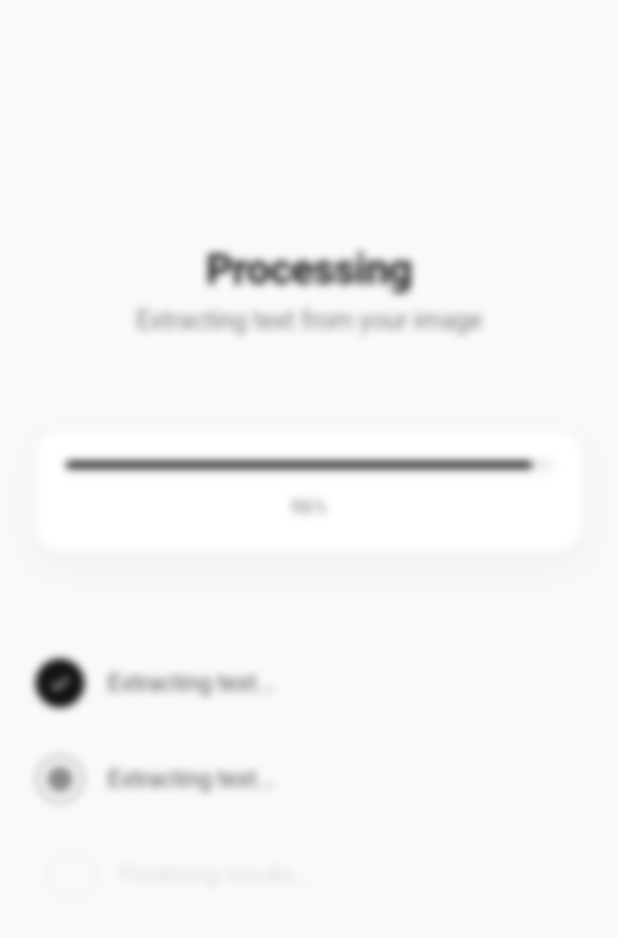
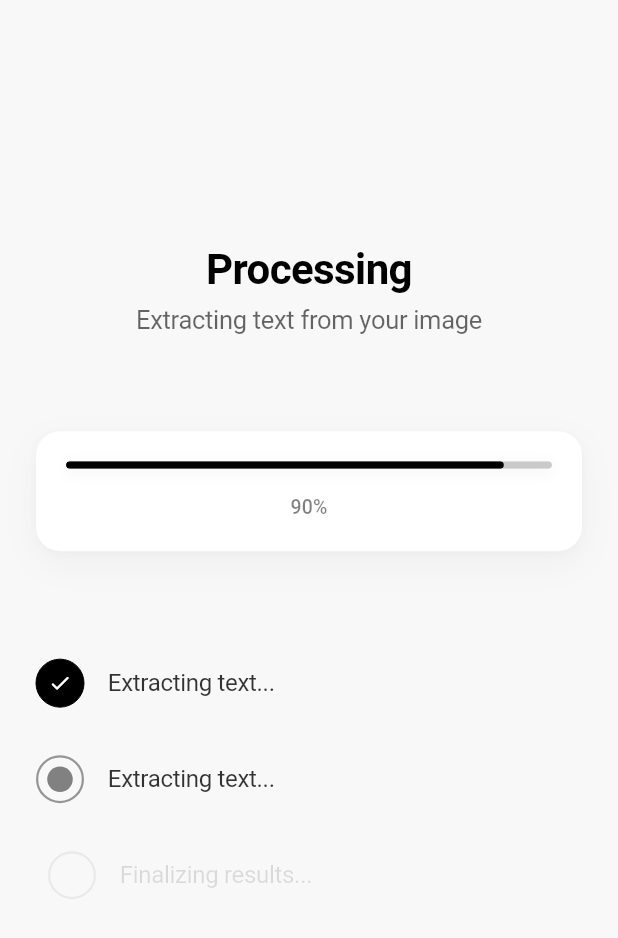
Before and after one commit to RaoAhmadRaza/Card2Sheet, a Flutter app: the ProcessingScreen screen opened directly with empty values, on a phone screen of 412 x 824 dp. Shown: the top 938 px of the screen. Run offline on Flutter 3.47's test engine with Material 3 defaults, Android fonts, the phone set to English and light mode, and no system bars; our stand-ins replace camera, cloud_firestore, csv, file_picker, firebase_core, flutter_dotenv and 7 more; missing offline and left inert: excel, google_mlkit_text_recognition; accounts and stored records are empty; network calls fail.

Commit message:
processing screen

```diff
--- a/lib/src/screens/processing_screen.dart
+++ b/lib/src/screens/processing_screen.dart
@@ -1,5 +1,4 @@
 import 'dart:io';
-import 'dart:ui' as ui;
 import 'package:flutter/material.dart';
 import 'package:flutter/services.dart';
 import 'package:card2sheet/src/services/ocr_service.dart';
@@ -25,7 +24,6 @@ class _ProcessingScreenState extends State<ProcessingScreen>
   late Animation<double> _fadeAnimation;
   late Animation<Offset> _slideAnimation;
   late Animation<double> _exitFadeAnimation;
-  late Animation<double> _blurAnimation;
 
   int _currentStep = 0;
   bool _isCompleting = false;
@@ -39,7 +37,7 @@ class _ProcessingScreenState extends State<ProcessingScreen>
   void initState() {
     super.initState();
     _progressController = AnimationController(
-      duration: const Duration(milliseconds: 2800),
+      duration: const Duration(milliseconds: 3500),
       vsync: this,
     );
     _stepController = AnimationController(
@@ -87,12 +85,6 @@ class _ProcessingScreenState extends State<ProcessingScreen>
       CurvedAnimation(
         parent: _exitController,
         curve: Curves.easeInCubic,
-      ),
-    );
-    _blurAnimation = Tween<double>(begin: 0.0, end: 10.0).animate(
-      CurvedAnimation(
-        parent: _exitController,
-        curve: Curves.easeInOut,
       ),
     );
 
@@ -207,44 +199,16 @@ class _ProcessingScreenState extends State<ProcessingScreen>
         builder: (context, child) {
           return Stack(
             children: [
-              // Main content with fade and blur
+              // Main content with fade
               AnimatedBuilder(
                 animation: _exitFadeAnimation,
                 builder: (context, child) {
                   return Opacity(
                     opacity: _exitFadeAnimation.value,
-                    child: AnimatedBuilder(
-                      animation: _blurAnimation,
-                      builder: (context, child) {
-                        return BackdropFilter(
-                          filter: ui.ImageFilter.blur(
-                            sigmaX: _blurAnimation.value,
-                            sigmaY: _blurAnimation.value,
-                          ),
-                          child: _buildMainContent(),
-                        );
-                      },
-                    ),
+                    child: _buildMainContent(),
                   );
                 },
               ),
-
-              // Processing blur overlay with subtle animation
-              if (_currentStep >= 0 && !_isCompleting)
-                AnimatedBuilder(
-                  animation: _pulseAnimation,
-                  builder: (context, child) {
-                    return BackdropFilter(
-                      filter: ui.ImageFilter.blur(
-                        sigmaX: 2.5 + (_pulseAnimation.value * 0.5),
-                        sigmaY: 2.5 + (_pulseAnimation.value * 0.5),
-                      ),
-                      child: Container(
-                        color: Colors.white.withOpacity(0.05 + (_pulseAnimation.value * 0.05)),
-                      ),
-                    );
-                  },
-                ),
 
               // Completion overlay
               if (_isCompleting)
@@ -337,11 +301,35 @@ class _ProcessingScreenState extends State<ProcessingScreen>
                       child: AnimatedBuilder(
                         animation: _progressAnimation,
                         builder: (context, child) {
-                          return LinearProgressIndicator(
-                            value: _progressAnimation.value,
-                            backgroundColor: Colors.black.withOpacity(0.1),
-                            valueColor: const AlwaysStoppedAnimation<Color>(Colors.black),
-                            minHeight: 5,
+                          return Container(
+                            height: 5,
+                            decoration: BoxDecoration(
+                              color: Colors.black.withOpacity(0.1),
+                              borderRadius: BorderRadius.circular(2.5),
+                            ),
+                            child: Stack(
+                              children: [
+                                Container(
+                                  width: double.infinity,
+                                  height: 5,
+                                  decoration: BoxDecoration(
+                                    color: Colors.black.withOpacity(0.1),
+                                    borderRadius: BorderRadius.circular(2.5),
+                                  ),
+                                ),
+                                FractionallySizedBox(
+                                  alignment: Alignment.centerLeft,
+                                  widthFactor: _progressAnimation.value,
+                                  child: Container(
+                                    height: 5,
+                                    decoration: BoxDecoration(
+                                      color: Colors.black,
+                                      borderRadius: BorderRadius.circular(2.5),
+                                    ),
+                                  ),
+                                ),
+                              ],
+                            ),
                           );
                         },
                       ),
```
